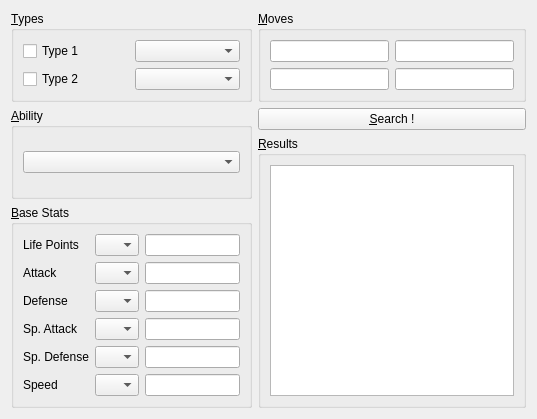
Above: src/libraries/TeambuilderLibrary/advancedsearch.ui from po-devs/pokemon-online before the change. Below: the same form after it.
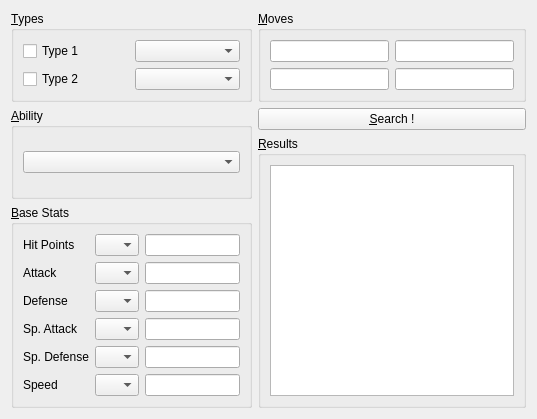
That is the form after the change.

Commit message: Fix Life Points display for Yu-Gi-Oh Online

```diff
--- a/src/libraries/TeambuilderLibrary/advancedsearch.ui
+++ b/src/libraries/TeambuilderLibrary/advancedsearch.ui
@@ -66,7 +66,7 @@
         <item row="0" column="0">
          <widget class="QLabel" name="hplabel">
           <property name="text">
-           <string>Life Points</string>
+           <string>Hit Points</string>
           </property>
          </widget>
         </item>
```
